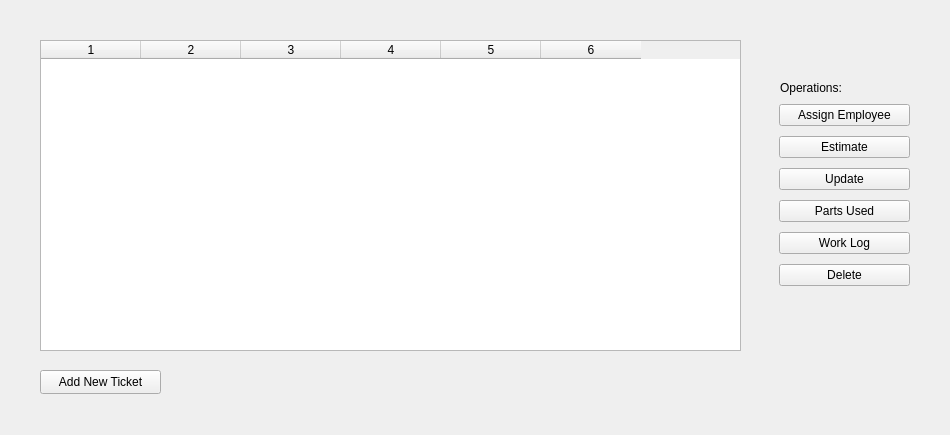
First picture: the form in lab1/tickets.ui, repository m-Jakub/Car-Workshop-with-Qt, before the edit.
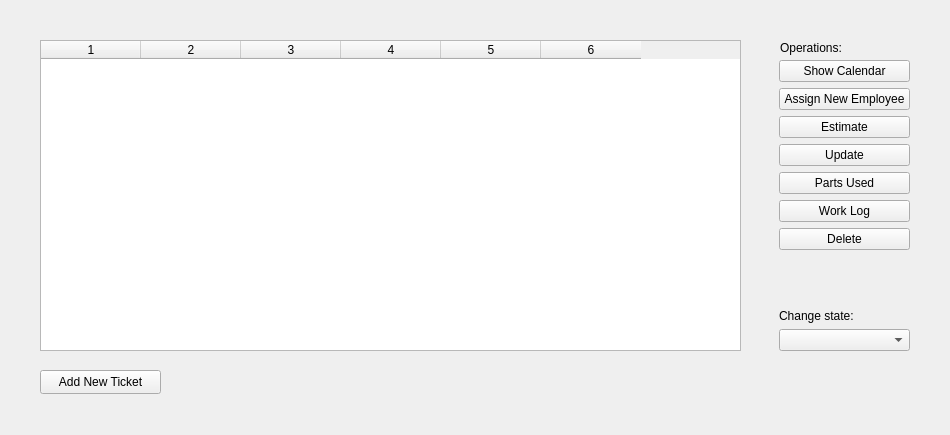
Second picture: the form after the edit.

Commit message: Implemented changing ticket's state

The edit to the form file:
```diff
--- a/lab1/tickets.ui
+++ b/lab1/tickets.ui
@@ -17,16 +17,23 @@
    <property name="geometry">
     <rect>
      <x>779</x>
-     <y>100</y>
+     <y>60</y>
      <width>131</width>
-     <height>191</height>
+     <height>291</height>
     </rect>
    </property>
    <layout class="QVBoxLayout" name="verticalLayout">
+    <item>
+     <widget class="QPushButton" name="calendarButton">
+      <property name="text">
+       <string>Show Calendar</string>
+      </property>
+     </widget>
+    </item>
     <item>
      <widget class="QPushButton" name="assignEmployeeButton">
       <property name="text">
-       <string>Assign Employee</string>
+       <string>Assign New Employee</string>
       </property>
      </widget>
     </item>
@@ -65,6 +72,29 @@
       </property>
      </widget>
     </item>
+    <item>
+     <spacer name="verticalSpacer">
+      <property name="orientation">
+       <enum>Qt::Vertical</enum>
+      </property>
+      <property name="sizeHint" stdset="0">
+       <size>
+        <width>20</width>
+        <height>40</height>
+       </size>
+      </property>
+     </spacer>
+    </item>
+    <item>
+     <widget class="QLabel" name="label_2">
+      <property name="text">
+       <string>Change state:</string>
+      </property>
+     </widget>
+    </item>
+    <item>
+     <widget class="QComboBox" name="stateComboBox"/>
+    </item>
    </layout>
   </widget>
   <widget class="QPushButton" name="addButton">
@@ -84,7 +114,7 @@
    <property name="geometry">
     <rect>
      <x>780</x>
-     <y>80</y>
+     <y>40</y>
      <width>81</width>
      <height>16</height>
     </rect>
```
The commit also changes 8 other files.
